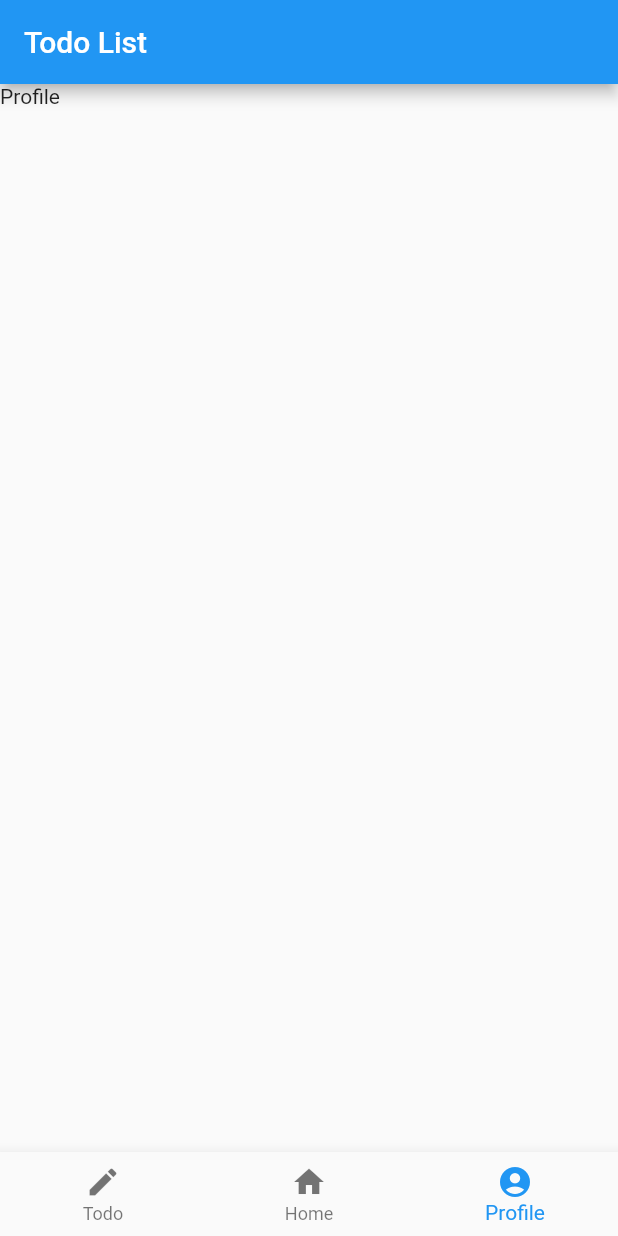
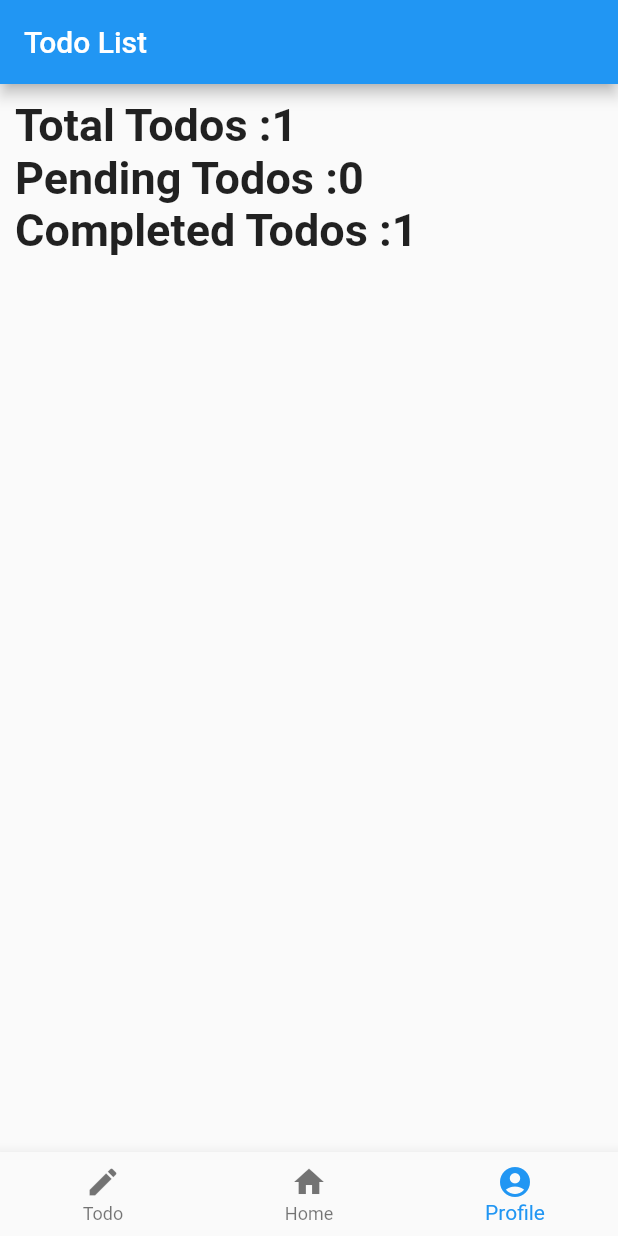
Before and after one commit to Akash141000/Flutter-todo, a Flutter app: the screen it shows after launch, item 3 of the bottom bar chosen, on a phone screen of 412 x 824 dp. Run offline on Flutter 3.47's test engine with Material 2 defaults, Android fonts, the phone set to English and light mode, and no system bars; our stand-ins replace bloc, flutter_bloc.

Commit message:
validation and profile list count added

```diff
--- a/lib/models/todo.model.dart
+++ b/lib/models/todo.model.dart
@@ -12,7 +12,7 @@ class Todo {
 }
 
 class TodoBloc extends Cubit<List<Todo>> {
-  TodoBloc() : super([Todo('1', 'One', 'Description of first todo', false)]);
+  TodoBloc() : super([Todo('1', 'One', 'Description of first todo', true)]);
 
   void addTodo(Todo newTodo) => emit([...state, newTodo]);
 }
--- a/lib/screens/home/components/add_todo_form.dart
+++ b/lib/screens/home/components/add_todo_form.dart
@@ -35,6 +35,12 @@ class _AddTodoState extends State<AddTodo> {
           children: [
             TextFormField(
               controller: nameEditingController,
+              validator: ((value) {
+                if (value != null && value.isEmpty) {
+                  return "Name is required!";
+                }
+                return null;
+              }),
               decoration: const InputDecoration(
                 label: Text('Name'),
               ),
@@ -42,6 +48,12 @@ class _AddTodoState extends State<AddTodo> {
             TextFormField(
               maxLines: 4,
               controller: descriptionEditingController,
+              validator: ((value) {
+                if (value != null && value.isEmpty) {
+                  return "Description is required!";
+                }
+                return null;
+              }),
               decoration: const InputDecoration(
                 label: Text('Description'),
               ),
--- a/lib/screens/home/fragments/profile.dart
+++ b/lib/screens/home/fragments/profile.dart
@@ -1,10 +1,59 @@
 import 'package:flutter/material.dart';
+import 'package:flutter_bloc/flutter_bloc.dart';
+import 'package:todo/models/todo.model.dart';
 
 class ProfileFragment extends StatelessWidget {
   const ProfileFragment({super.key});
 
   @override
   Widget build(BuildContext context) {
-    return const Text('Profile');
+    return Container(
+      padding: const EdgeInsets.all(10),
+      width: double.infinity,
+      child: BlocBuilder<TodoBloc, List<Todo>>(
+        builder: (context, state) =>
+            Column(crossAxisAlignment: CrossAxisAlignment.start, children: [
+          Row(
+            children: [
+              const Text(
+                "Total Todos :",
+                style: TextStyle(fontSize: 30, fontWeight: FontWeight.w600),
+              ),
+              Text(
+                "${state.length}",
+                style:
+                    const TextStyle(fontSize: 30, fontWeight: FontWeight.w600),
+              )
+            ],
+          ),
+          Row(
+            children: [
+              const Text(
+                "Pending Todos :",
+                style: TextStyle(fontSize: 30, fontWeight: FontWeight.w600),
+              ),
+              Text(
+                "${state.where((e) => !e.completed).length}",
+                style:
+                    const TextStyle(fontSize: 30, fontWeight: FontWeight.w600),
+              )
+            ],
+          ),
+          Row(
+            children: [
+              const Text(
+                "Completed Todos :",
+                style: TextStyle(fontSize: 30, fontWeight: FontWeight.w600),
+              ),
+              Text(
+                "${state.where((e) => e.completed).length}",
+                style:
+                    const TextStyle(fontSize: 30, fontWeight: FontWeight.w600),
+              )
+            ],
+          ),
+        ]),
+      ),
+    );
   }
 }
```
